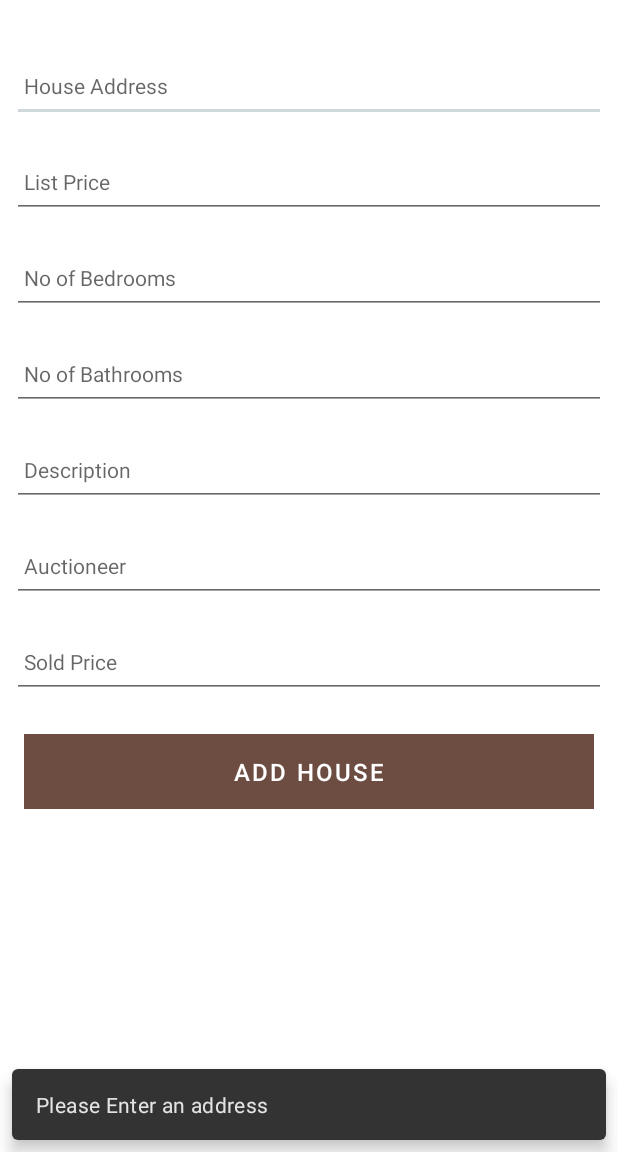
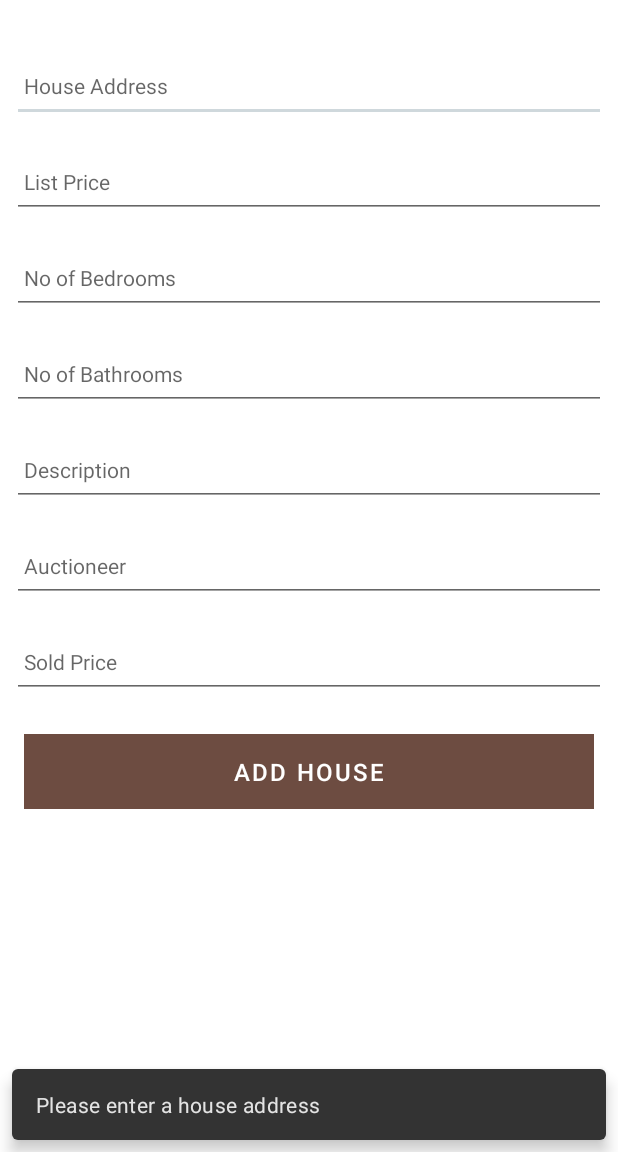
Before and after one commit to ADrohan/Houses2, an Android app: the HouseActivity screen opened directly, with no data from a screen before it, after a tap on "ADD HOUSE", on a phone screen of 412 x 824 dp, the part 84-1236 px from its top. Run offline under Robolectric (Android 15) with nearby library versions, the phone set to English and light mode, and no system bars; our stand-ins replace Timber; 1 statement that could not run was skipped.

Commit message:
String resources added for snackbar and update label for button

```diff
--- a/app/src/main/java/org/wit/houses/activities/HouseActivity.kt
+++ b/app/src/main/java/org/wit/houses/activities/HouseActivity.kt
@@ -38,6 +38,7 @@ class HouseActivity : AppCompatActivity() {
             binding.description.setText(house.description)
             binding.soldPrice.setText(house.soldPrice)
             binding.auctioneer.setText(house.auctioneer)
+            binding.btnAdd.setText(R.string.Update_house)
         }
 
         binding.btnAdd.setOnClickListener() {
@@ -55,7 +56,7 @@ class HouseActivity : AppCompatActivity() {
             }
             else {
                 Snackbar
-                    .make(it, "Please Enter an address", Snackbar.LENGTH_LONG )
+                    .make(it,R.string.enter_houseAddress, Snackbar.LENGTH_LONG )
                     .show()
             }
         }
--- a/app/src/main/res/values/strings.xml
+++ b/app/src/main/res/values/strings.xml
@@ -10,4 +10,6 @@
     <string name="hint_soldPrice">Sold Price</string>
     <string name="menu_addHouse">Add</string>
     <string name="menu_cancelHouse">Cancel</string>
+    <string name="enter_houseAddress">Please enter a house address</string>
+    <string name="Update_house">Update House</string>
 </resources>
```
